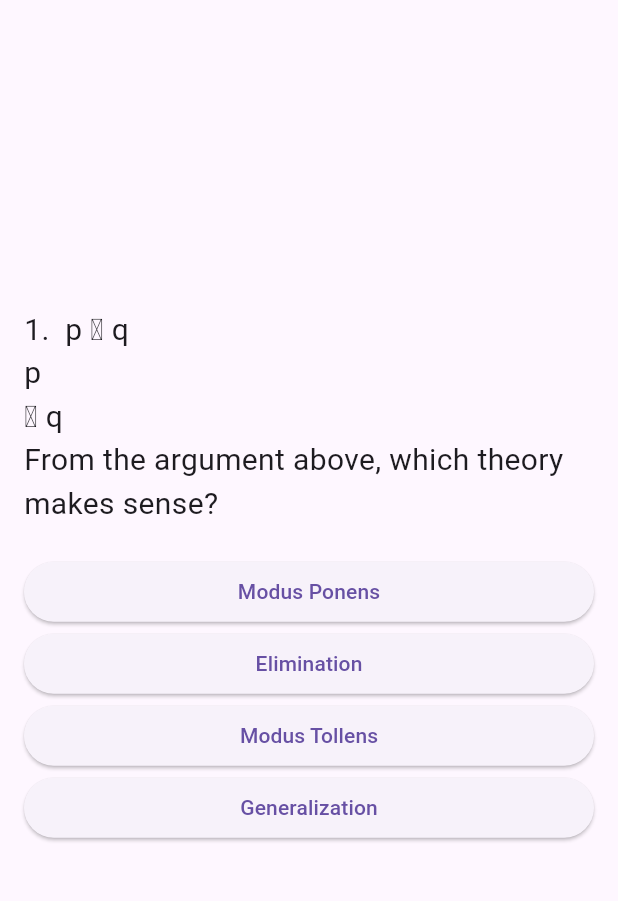
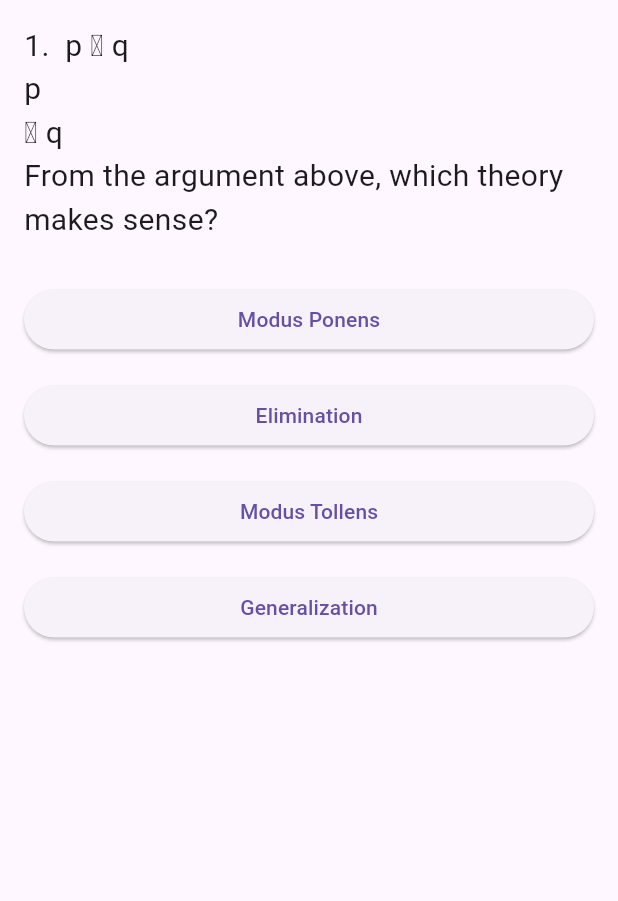
Before and after one commit to IIDDOOSSEE/quiz, a Flutter app: the screen it shows after launch, on a phone screen of 412 x 824 dp, the part 84-985 px from its top. Run offline on Flutter 3.47's test engine with Material 3 defaults, Android fonts, the phone set to English and light mode, and no system bars.

Commit message:
adjust layout

```diff
--- a/lib/main.dart
+++ b/lib/main.dart
@@ -134,23 +134,38 @@ class _QuizAppState extends State<QuizApp> {
         ? Padding(
             padding: const EdgeInsets.all(16.0),
             child: Column(
-              mainAxisAlignment: MainAxisAlignment.center,
               crossAxisAlignment: CrossAxisAlignment.stretch,
               children: <Widget>[
-                Text(
+                // ใช้ Expanded เพื่อให้พื้นที่สำหรับโจทย์สามารถขยายได้
+                Flexible(
+                  child: SingleChildScrollView(
+                    child: Text(
                       _questions[_currentQuestionIndex]['question'] as String,
                       style: const TextStyle(fontSize: 20),
                       textAlign: TextAlign.left,
                     ),
+                  ),
+                ),
                 const SizedBox(height: 20),
-                ...(_questions[_currentQuestionIndex]['options']
+                // ใช้ Flexible เพื่อให้ตัวเลือกอยู่คงที่ด้านล่าง
+                Flexible(
+                  child: Column(
+                    crossAxisAlignment: CrossAxisAlignment.stretch,
+                    children: (_questions[_currentQuestionIndex]['options']
                             as List<String>)
                         .map((option) {
-                  return ElevatedButton(
+                      return Container(
+                        margin: const EdgeInsets.symmetric(
+                            vertical:
+                                8.0), // เพิ่ม margin เพื่อสร้างความห่างระหว่างปุ่ม
+                        child: ElevatedButton(
                           onPressed: () => _answerQuestion(option),
                           child: Text(option),
+                        ),
                       );
                     }).toList(),
+                  ),
+                ),
               ],
             ),
           )
```
Lines whose indentation alone changed are shown as unchanged.
